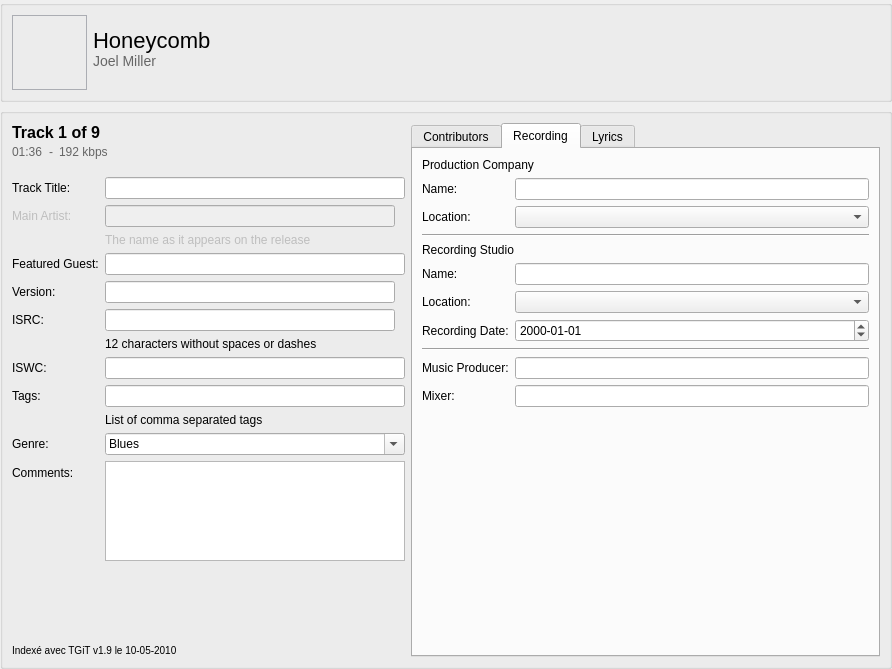
Old version of the form resources/ui/track_page.ui in the repository Iconoclasteinc/tgit.
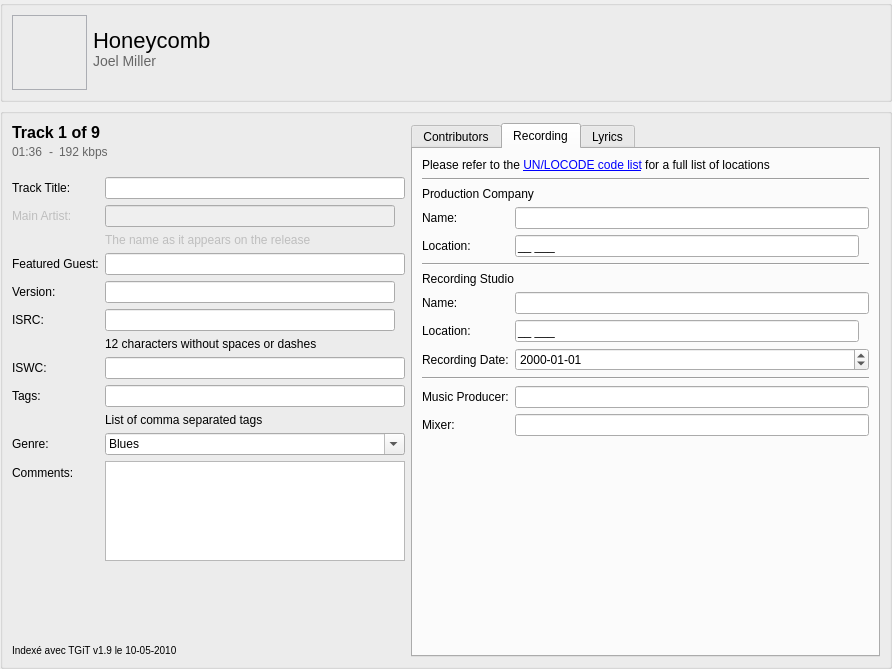
New version of the form. The open tabs and pages were chosen to show the change. Icons and pictures are not drawn. Custom widgets are drawn as their Qt base class.

Commit message: Support text based UN/LOCODE data entry as location identifier.

The edit to the form file:
```diff
--- a/resources/ui/track_page.ui
+++ b/resources/ui/track_page.ui
@@ -1181,13 +1181,33 @@
          </attribute>
          <layout class="QFormLayout" name="formLayout_4">
           <item row="0" column="0" colspan="2">
+           <widget class="QLabel" name="label_2">
+            <property name="styleSheet">
+             <string notr="true">QLabel[style=QWindowsVistaStyle] {
+    font-size: 7pt;
+}
+
+QLabel[style=QMacStyle] {
+    font-size: 11pt;
+}
+</string>
+            </property>
+            <property name="text">
+             <string>&lt;html&gt;&lt;head/&gt;&lt;body&gt;&lt;p&gt;Please refer to the &lt;a href=&quot;http://www.unece.org/cefact/locode/service/location.html&quot;&gt;&lt;span style=&quot; text-decoration: underline; color:#0000ff;&quot;&gt;UN/LOCODE code list&lt;/span&gt;&lt;/a&gt; for a full list of locations&lt;/p&gt;&lt;/body&gt;&lt;/html&gt;</string>
+            </property>
+            <property name="openExternalLinks">
+             <bool>true</bool>
+            </property>
+           </widget>
+          </item>
+          <item row="2" column="0" colspan="2">
            <widget class="QLabel" name="_production_company_header">
             <property name="text">
              <string>Production Company</string>
             </property>
            </widget>
           </item>
-          <item row="1" column="0">
+          <item row="3" column="0">
            <widget class="QLabel" name="_production_company_caption">
             <property name="text">
              <string>Name:</string>
@@ -1197,7 +1217,7 @@
             </property>
            </widget>
           </item>
-          <item row="1" column="1">
+          <item row="3" column="1">
            <widget class="QLineEdit" name="_production_company">
             <property name="minimumSize">
              <size>
@@ -1207,7 +1227,7 @@
             </property>
            </widget>
           </item>
-          <item row="2" column="0">
+          <item row="4" column="0">
            <widget class="QLabel" name="_production_company_region_caption">
             <property name="text">
              <string>Location:</string>
@@ -1217,34 +1237,21 @@
             </property>
            </widget>
           </item>
-          <item row="2" column="1">
-           <widget class="QComboBox" name="_production_company_region">
-            <property name="sizePolicy">
-             <sizepolicy hsizetype="MinimumExpanding" vsizetype="Fixed">
-              <horstretch>0</horstretch>
-              <verstretch>1</verstretch>
-             </sizepolicy>
-            </property>
-            <property name="focusPolicy">
-             <enum>Qt::StrongFocus</enum>
-            </property>
-           </widget>
-          </item>
-          <item row="3" column="0" colspan="2">
+          <item row="5" column="0" colspan="2">
            <widget class="Line" name="line_4">
             <property name="orientation">
              <enum>Qt::Horizontal</enum>
             </property>
            </widget>
           </item>
-          <item row="4" column="0" colspan="2">
+          <item row="6" column="0" colspan="2">
            <widget class="QLabel" name="_recording_studio_header">
             <property name="text">
              <string>Recording Studio</string>
             </property>
            </widget>
           </item>
-          <item row="5" column="0">
+          <item row="7" column="0">
            <widget class="QLabel" name="_recording_studio_caption">
             <property name="text">
              <string>Name:</string>
@@ -1254,7 +1261,7 @@
             </property>
            </widget>
           </item>
-          <item row="5" column="1">
+          <item row="7" column="1">
            <widget class="QLineEdit" name="_recording_studio">
             <property name="minimumSize">
              <size>
@@ -1264,7 +1271,7 @@
             </property>
            </widget>
           </item>
-          <item row="6" column="0">
+          <item row="8" column="0">
            <widget class="QLabel" name="_recording_studio_region_caption">
             <property name="text">
              <string>Location:</string>
@@ -1274,27 +1281,34 @@
             </property>
            </widget>
           </item>
-          <item row="6" column="1">
-           <widget class="QComboBox" name="_recording_studio_region">
-            <property name="sizePolicy">
-             <sizepolicy hsizetype="MinimumExpanding" vsizetype="Fixed">
-              <horstretch>0</horstretch>
-              <verstretch>1</verstretch>
-             </sizepolicy>
-            </property>
-            <property name="focusPolicy">
-             <enum>Qt::StrongFocus</enum>
-            </property>
-           </widget>
-          </item>
-          <item row="8" column="0" colspan="2">
-           <widget class="Line" name="line_5">
-            <property name="orientation">
-             <enum>Qt::Horizontal</enum>
-            </property>
-           </widget>
-          </item>
           <item row="9" column="0">
+           <widget class="QLabel" name="_recording_time_caption">
+            <property name="text">
+             <string>Recording Date:</string>
+            </property>
+            <property name="buddy">
+             <cstring>_recording_time</cstring>
+            </property>
+           </widget>
+          </item>
+          <item row="9" column="1">
+           <widget class="QDateEdit" name="_recording_time">
+            <property name="accelerated">
+             <bool>true</bool>
+            </property>
+            <property name="displayFormat">
+             <string>yyyy-MM-dd</string>
+            </property>
+           </widget>
+          </item>
+          <item row="10" column="0" colspan="2">
+           <widget class="Line" name="line_5">
+            <property name="orientation">
+             <enum>Qt::Horizontal</enum>
+            </property>
+           </widget>
+          </item>
+          <item row="11" column="0">
            <widget class="QLabel" name="_music_producer_caption">
             <property name="text">
              <string>Music Producer:</string>
@@ -1304,7 +1318,7 @@
             </property>
            </widget>
           </item>
-          <item row="9" column="1">
+          <item row="11" column="1">
            <widget class="QLineEdit" name="_music_producer">
             <property name="minimumSize">
              <size>
@@ -1314,7 +1328,7 @@
             </property>
            </widget>
           </item>
-          <item row="10" column="0">
+          <item row="12" column="0">
            <widget class="QLabel" name="_mixer_caption">
             <property name="text">
              <string>Mixer:</string>
@@ -1324,7 +1338,7 @@
             </property>
            </widget>
           </item>
-          <item row="10" column="1">
+          <item row="12" column="1">
            <widget class="QLineEdit" name="_mixer">
             <property name="minimumSize">
              <size>
@@ -1334,7 +1348,7 @@
             </property>
            </widget>
           </item>
-          <item row="11" column="0" colspan="2">
+          <item row="13" column="0" colspan="2">
            <spacer name="verticalSpacer">
             <property name="orientation">
              <enum>Qt::Vertical</enum>
@@ -1347,25 +1361,72 @@
             </property>
            </spacer>
           </item>
-          <item row="7" column="0">
-           <widget class="QLabel" name="_recording_time_caption">
-            <property name="text">
-             <string>Recording Date:</string>
+          <item row="1" column="0" colspan="2">
+           <widget class="Line" name="line_6">
+            <property name="orientation">
+             <enum>Qt::Horizontal</enum>
             </property>
-            <property name="buddy">
-             <cstring>_recording_time</cstring>
-            </property>
            </widget>
           </item>
-          <item row="7" column="1">
-           <widget class="QDateEdit" name="_recording_time">
-            <property name="accelerated">
-             <bool>true</bool>
+          <item row="4" column="1">
+           <layout class="QHBoxLayout" name="_production_company_region_container">
+            <property name="spacing">
+             <number>3</number>
             </property>
-            <property name="displayFormat">
-             <string>yyyy-MM-dd</string>
+            <item>
+             <widget class="QLineEdit" name="_production_company_region">
+              <property name="inputMask">
+               <string>&gt;AA NNN;_</string>
+              </property>
+             </widget>
+            </item>
+            <item>
+             <widget class="HelpLabel" name="_production_company_region_help">
+              <property name="maximumSize">
+               <size>
+                <width>20</width>
+                <height>20</height>
+               </size>
+              </property>
+              <property name="toolTip">
+               <string>&lt;html&gt;&lt;head/&gt;&lt;body&gt;&lt;p&gt;This field is important to tag the territory of origin of a project and its contributors. To do so, you must manually search the LOCODE in the United-Nations list. First chose your country (two letter code) and second, search the corresponding city list (three letter code) by holding CTRL + F (PC) or ⌘ + F (MAC) and typing the city name + Return.&lt;/p&gt;&lt;/body&gt;&lt;/html&gt;</string>
+              </property>
+              <property name="pixmap">
+               <pixmap resource="../resources.qrc">:/icons/help</pixmap>
+              </property>
+             </widget>
+            </item>
+           </layout>
+          </item>
+          <item row="8" column="1">
+           <layout class="QHBoxLayout" name="_recording_studio_region_container">
+            <property name="spacing">
+             <number>3</number>
             </property>
-           </widget>
+            <item>
+             <widget class="QLineEdit" name="_recording_studio_region">
+              <property name="inputMask">
+               <string>&gt;AA NNN;_</string>
+              </property>
+             </widget>
+            </item>
+            <item>
+             <widget class="HelpLabel" name="_recording_studio_region_help">
+              <property name="maximumSize">
+               <size>
+                <width>20</width>
+                <height>20</height>
+               </size>
+              </property>
+              <property name="toolTip">
+               <string>&lt;html&gt;&lt;head/&gt;&lt;body&gt;&lt;p&gt;This field is important to tag the territory of origin of a project and its contributors. To do so, you must manually search the LOCODE in the United-Nations list. First chose your country (two letter code) and second, search the corresponding city list (three letter code) by holding CTRL + F (PC) or ⌘ + F (MAC) and typing the city name + Return.&lt;/p&gt;&lt;/body&gt;&lt;/html&gt;</string>
+              </property>
+              <property name="pixmap">
+               <pixmap resource="../resources.qrc">:/icons/help</pixmap>
+              </property>
+             </widget>
+            </item>
+           </layout>
           </item>
          </layout>
         </widget>
```
Left out of the diff: 11 changed lines with no effect on the pictures. The commit also changes 14 other files.
